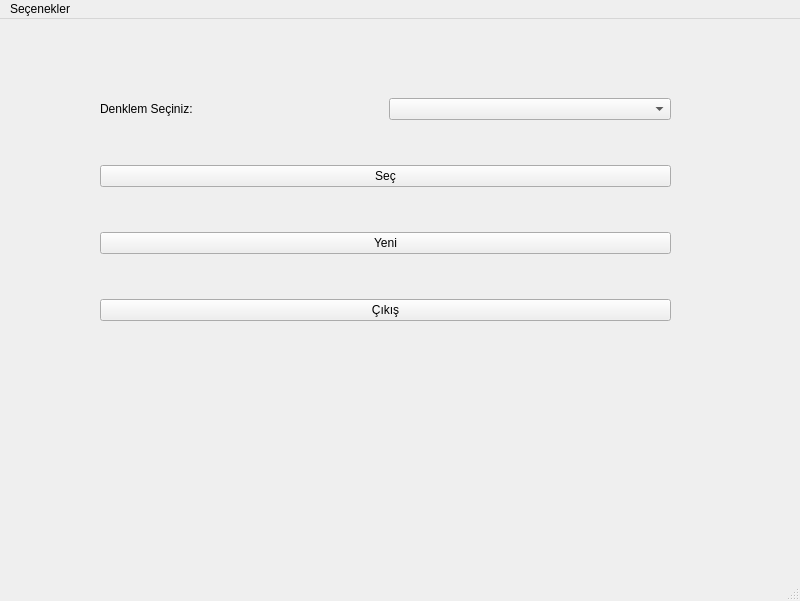
Above: design.ui from kyener02/proje before the change. Below: the same form after it.
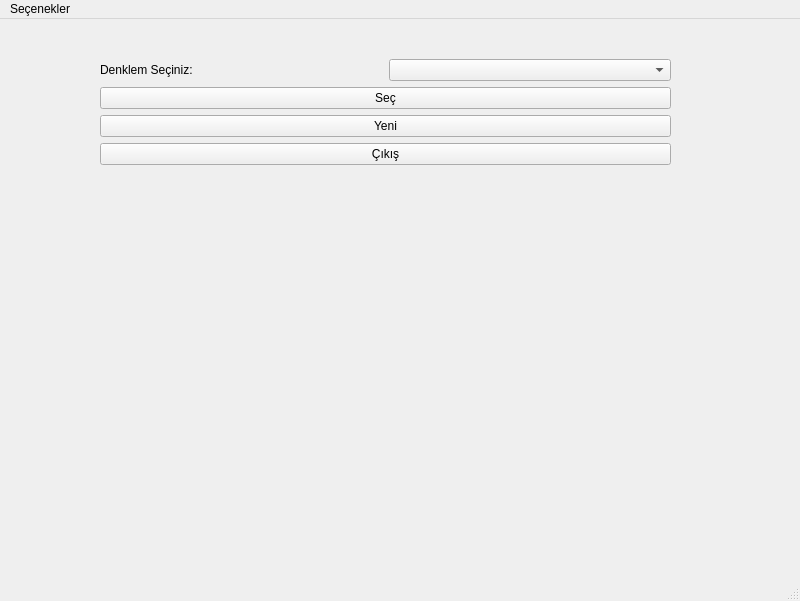
That is the form after the change.

Diff of the .ui file:
```diff
--- a/design.ui
+++ b/design.ui
@@ -24,6 +24,9 @@
      </rect>
     </property>
     <layout class="QGridLayout" name="gridLayout">
+     <property name="sizeConstraint">
+      <enum>QLayout::SetMaximumSize</enum>
+     </property>
      <item row="0" column="0">
       <widget class="QLabel" name="label">
        <property name="enabled">
```
